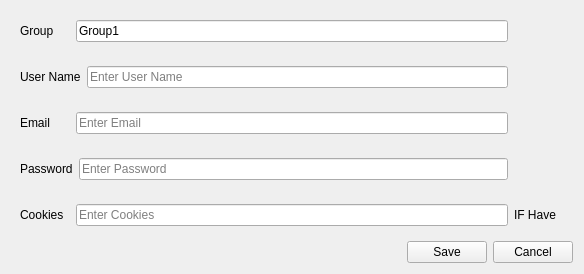
Qt form ui/Public/Add_Account.ui (kreemkhaled112/GUI) before a commit.
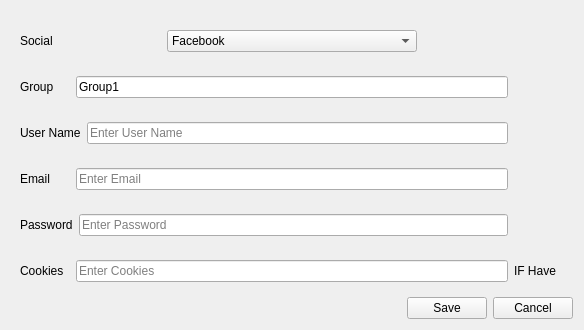
The same form after that commit.

```diff
--- a/ui/Public/Add_Account.ui
+++ b/ui/Public/Add_Account.ui
@@ -7,7 +7,7 @@
     <x>0</x>
     <y>0</y>
     <width>584</width>
-    <height>263</height>
+    <height>315</height>
    </rect>
   </property>
   <property name="windowTitle">
@@ -59,7 +59,7 @@
        <number>0</number>
       </property>
       <property name="topMargin">
-       <number>0</number>
+       <number>10</number>
       </property>
       <property name="rightMargin">
        <number>0</number>
@@ -68,7 +68,71 @@
        <number>0</number>
       </property>
       <item>
-       <widget class="QWidget" name="widget_3" native="true">
+       <widget class="QWidget" name="widget_1" native="true">
+        <property name="minimumSize">
+         <size>
+          <width>0</width>
+          <height>0</height>
+         </size>
+        </property>
+        <layout class="QHBoxLayout" name="horizontalLayout_2">
+         <item>
+          <widget class="QLabel" name="label_3">
+           <property name="minimumSize">
+            <size>
+             <width>50</width>
+             <height>0</height>
+            </size>
+           </property>
+           <property name="maximumSize">
+            <size>
+             <width>50</width>
+             <height>16777215</height>
+            </size>
+           </property>
+           <property name="text">
+            <string>Social</string>
+           </property>
+          </widget>
+         </item>
+         <item alignment="Qt::AlignHCenter">
+          <widget class="QComboBox" name="comboBox">
+           <property name="minimumSize">
+            <size>
+             <width>250</width>
+             <height>0</height>
+            </size>
+           </property>
+           <item>
+            <property name="text">
+             <string>Facebook</string>
+            </property>
+           </item>
+           <item>
+            <property name="text">
+             <string>Instagram</string>
+            </property>
+           </item>
+          </widget>
+         </item>
+         <item>
+          <widget class="QLabel" name="label_4">
+           <property name="maximumSize">
+            <size>
+             <width>50</width>
+             <height>16777215</height>
+            </size>
+           </property>
+           <property name="text">
+            <string/>
+           </property>
+          </widget>
+         </item>
+        </layout>
+       </widget>
+      </item>
+      <item>
+       <widget class="QWidget" name="widget_group" native="true">
         <layout class="QHBoxLayout" name="horizontalLayout">
          <item>
           <widget class="QLabel" name="label">
@@ -116,7 +180,7 @@
           <widget class="QLabel" name="label_5">
            <property name="minimumSize">
             <size>
-             <width>50</width>
+             <width>49</width>
              <height>0</height>
             </size>
            </property>
@@ -260,6 +324,12 @@
              <height>0</height>
             </size>
            </property>
+           <property name="maximumSize">
+            <size>
+             <width>50</width>
+             <height>16777215</height>
+            </size>
+           </property>
            <property name="text">
             <string>IF Have</string>
            </property>
```
Left out of the diff: 78 changed lines with no effect on the pictures.
